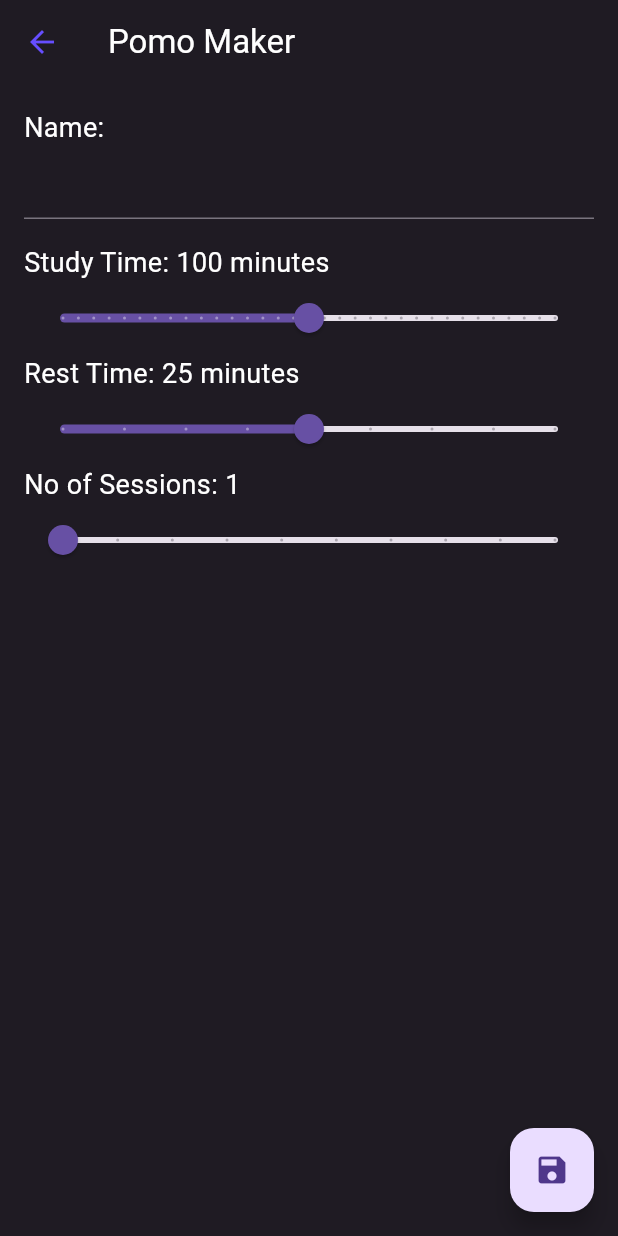
After one commit to UtkarshDeoli/Tomato-Timer, a Flutter app: the PomoMakerPage screen opened directly, on a phone screen of 412 x 824 dp. The commit adds this screen. Run offline on Flutter 3.47's test engine with Material 3 defaults, Android fonts, the phone set to English and light mode, and no system bars.

Commit message:
Updated Pomo maker screen

```diff
--- /dev/null
+++ b/tamatar/lib/Pages/pomo_maker.dart
@@ -0,0 +1,89 @@
+import 'package:flutter/material.dart';
+
+class PomoMakerPage extends StatefulWidget {
+  @override
+  _PomoMakerPageState createState() => _PomoMakerPageState();
+}
+
+class _PomoMakerPageState extends State<PomoMakerPage> {
+  List<dynamic> data = ["", 100.0, 25.0, 1.0];
+  @override
+  Widget build(BuildContext context) {
+    return Scaffold(
+      appBar: AppBar(
+        title: Text('Pomo Maker'),
+      ),
+      body: Padding(
+        padding: EdgeInsets.all(16.0),
+        child: Column(
+          crossAxisAlignment: CrossAxisAlignment.start,
+          children: [
+            Text(
+              'Name:',
+              style: TextStyle(fontSize: 18),
+            ),
+            TextField(
+              onChanged: (value) {
+                setState(() {
+                  data[0] = value;
+                });
+              },
+            ),
+            SizedBox(height: 16),
+            Text(
+              'Study Time: ${data[1].toInt()} minutes',
+              style: TextStyle(fontSize: 18),
+            ),
+            Slider(
+              value: data[1],
+              min: 20,
+              max: 180,
+              divisions: 32,
+              onChanged: (value) {
+                setState(() {
+                  data[1] = value;
+                });
+              },
+            ),
+            Text(
+              'Rest Time: ${data[2].toInt()} minutes',
+              style: TextStyle(fontSize: 18),
+            ),
+            Slider(
+              value: data[2],
+              min: 5,
+              max: 45,
+              divisions: 8,
+              onChanged: (value) {
+                setState(() {
+                  data[2] = value;
+                });
+              },
+            ),
+            Text(
+              'No of Sessions: ${data[3].toInt()}',
+              style: TextStyle(fontSize: 18),
+            ),
+            Slider(
+              value: data[3],
+              min: 1,
+              max: 10,
+              divisions: 9,
+              onChanged: (value) {
+                setState(() {
+                  data[3] = value;
+                });
+              },
+            ),
+          ],
+        ),
+      ),
+      floatingActionButton: FloatingActionButton(
+        onPressed: () {
+          Navigator.pop(context, data);
+        },
+        child: Icon(Icons.save),
+      ),
+    );
+  }
+}
```
Also changed, not shown: tamatar/lib/Pages/pomo_home.dart (+12 -4 lines), tamatar/lib/Widgets/pomodoro.dart (+12 -48 lines).
